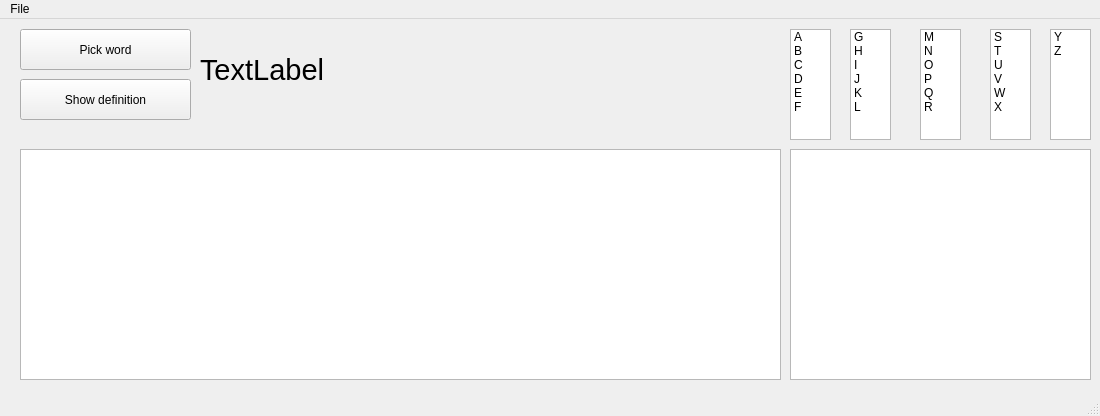
The window that des.ui (Niccko/DefinitionLookUp) describes before a commit, drawn with Qt 5.
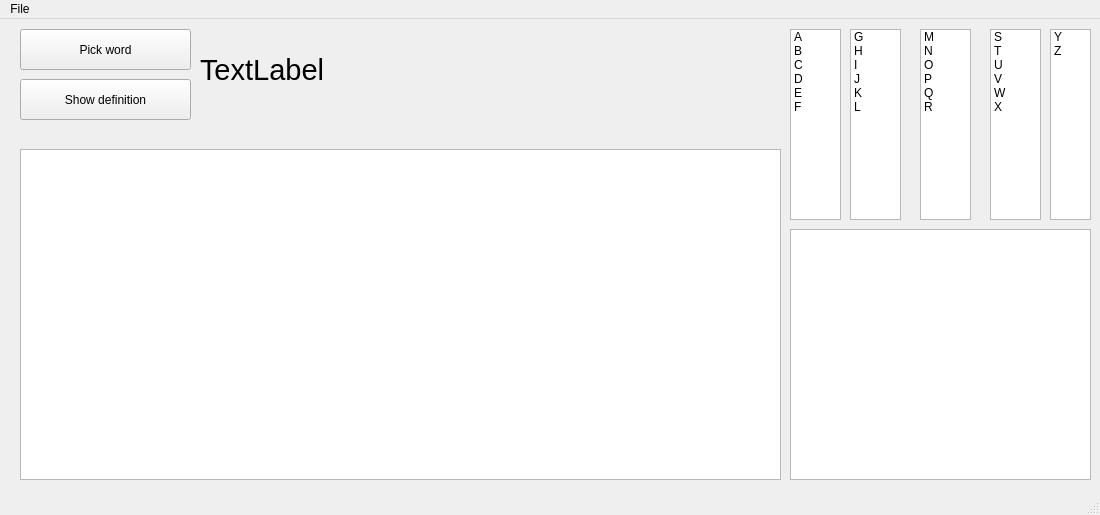
The same window after the commit.

```diff
--- a/des.ui
+++ b/des.ui
@@ -7,7 +7,7 @@
     <x>0</x>
     <y>0</y>
     <width>1100</width>
-    <height>416</height>
+    <height>515</height>
    </rect>
   </property>
   <property name="windowTitle">
@@ -20,7 +20,7 @@
       <x>20</x>
       <y>130</y>
       <width>761</width>
-      <height>231</height>
+      <height>331</height>
      </rect>
     </property>
     <property name="font">
@@ -77,9 +77,9 @@
     <property name="geometry">
      <rect>
       <x>790</x>
-      <y>130</y>
+      <y>210</y>
       <width>301</width>
-      <height>231</height>
+      <height>251</height>
      </rect>
     </property>
    </widget>
@@ -88,8 +88,8 @@
      <rect>
       <x>790</x>
       <y>10</y>
-      <width>41</width>
-      <height>111</height>
+      <width>51</width>
+      <height>191</height>
      </rect>
     </property>
     <item>
@@ -129,7 +129,7 @@
       <x>1050</x>
       <y>10</y>
       <width>41</width>
-      <height>111</height>
+      <height>191</height>
      </rect>
     </property>
     <item>
@@ -148,8 +148,8 @@
      <rect>
       <x>850</x>
       <y>10</y>
-      <width>41</width>
-      <height>111</height>
+      <width>51</width>
+      <height>191</height>
      </rect>
     </property>
     <item>
@@ -188,8 +188,8 @@
      <rect>
       <x>920</x>
       <y>10</y>
-      <width>41</width>
-      <height>111</height>
+      <width>51</width>
+      <height>191</height>
      </rect>
     </property>
     <item>
@@ -228,8 +228,8 @@
      <rect>
       <x>990</x>
       <y>10</y>
-      <width>41</width>
-      <height>111</height>
+      <width>51</width>
+      <height>191</height>
      </rect>
     </property>
     <item>
```
